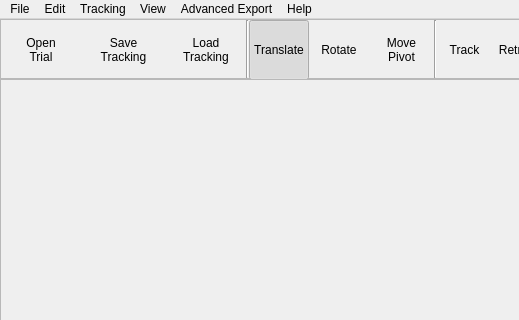
The window that autoscoper/src/ui/ui-files/AutoscoperMainWindow.ui (BrownBiomechanics/Autoscoper) describes before a commit, drawn with Qt 5; both pictures show x 0 to 519 and y 0 to 320 of the 769 by 637 pixel window.
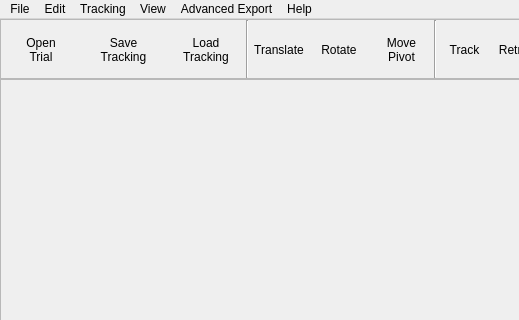
The same window after the commit. Icons and pictures are not drawn.

Diff of the .ui file:
```diff
--- a/autoscoper/src/ui/ui-files/AutoscoperMainWindow.ui
+++ b/autoscoper/src/ui/ui-files/AutoscoperMainWindow.ui
@@ -320,6 +320,9 @@
        </item>
        <item row="0" column="5">
         <widget class="QToolButton" name="toolButtonTranslate">
+         <property name="enabled">
+          <bool>true</bool>
+         </property>
          <property name="minimumSize">
           <size>
            <width>60</width>
@@ -343,7 +346,7 @@
           <bool>true</bool>
          </property>
          <property name="checked">
-          <bool>true</bool>
+          <bool>false</bool>
          </property>
          <property name="toolButtonStyle">
           <enum>Qt::ToolButtonTextUnderIcon</enum>
```
Left out of the diff: 2 changed lines with no effect on the pictures.
